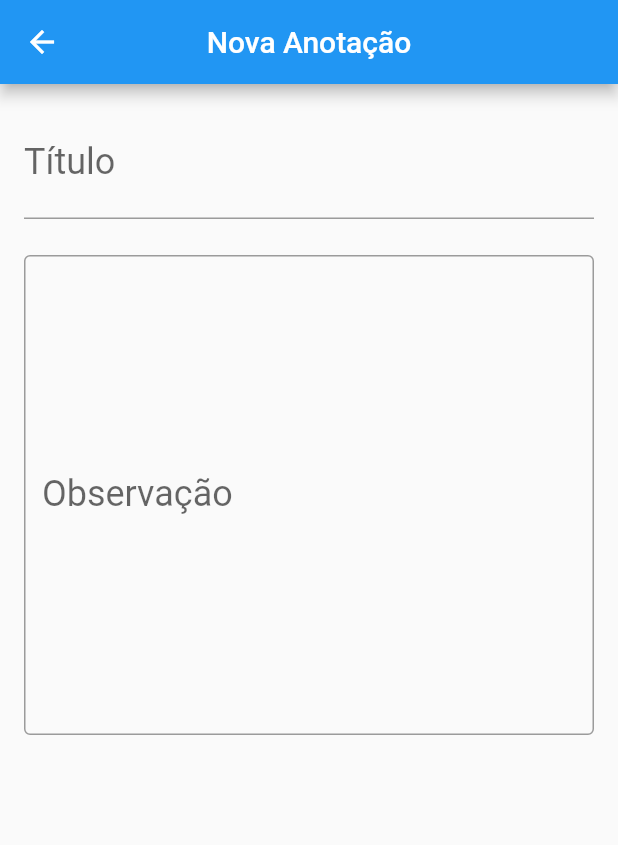
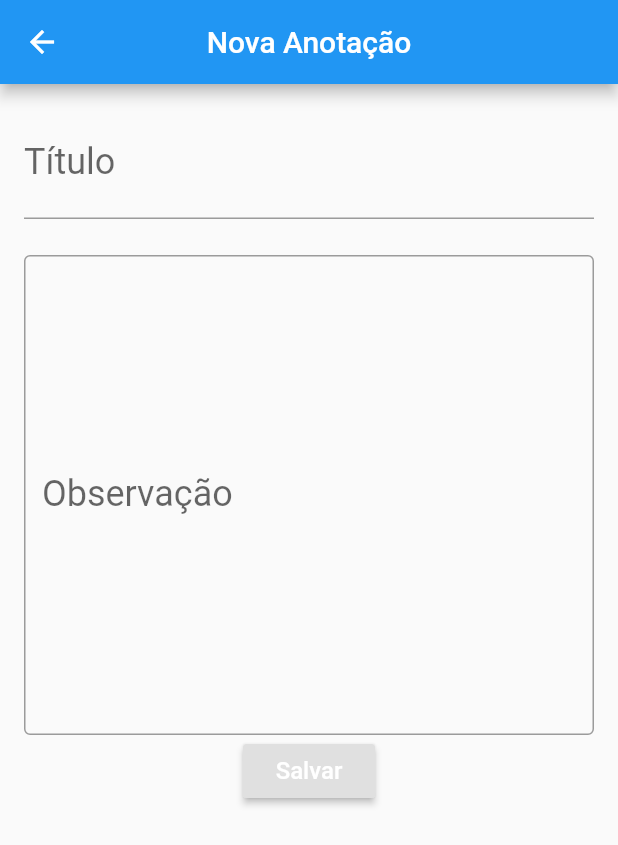
Before and after one commit to daviarndt/lista_anotacoes, a Flutter app: the screen it shows after launch, after a tap on the "add" icon, on a phone screen of 412 x 824 dp. Shown: the top 845 px of the screen. Run offline on Flutter 3.47's test engine with Material 2 defaults, Android fonts, the phone set to English and light mode, and no system bars; our stand-ins replace sqflite; accounts and stored records are empty.

```diff
--- a/lib/main.dart
+++ b/lib/main.dart
@@ -8,6 +8,8 @@ class KeepIt extends StatelessWidget {
   Widget build(BuildContext context) {
     return MaterialApp(
       home: ListaAnotacoes(),
+      darkTheme: ThemeData.dark(),
+      debugShowCheckedModeBanner: false,
     );
   }
 }
--- a/lib/screens/form_anotacao.dart
+++ b/lib/screens/form_anotacao.dart
@@ -1,8 +1,12 @@
 import 'package:flutter/material.dart';
+import 'package:lista_anotacoes/database/dao/anotacao_dao.dart';
+import 'package:lista_anotacoes/models/anotacao.dart';
 
 class FormAnotacao extends StatelessWidget {
-  final TextEditingController titulo = TextEditingController();
-  final TextEditingController observacao = TextEditingController();
+  final TextEditingController _titulo = TextEditingController();
+  final TextEditingController _observacao = TextEditingController();
+
+  final AnotacaoDao _anotacaoDao = AnotacaoDao();
 
   @override
   Widget build(BuildContext context) {
@@ -16,14 +20,14 @@ class FormAnotacao extends StatelessWidget {
         child: Column(
           children: <Widget>[
             TextField(
-              controller: titulo,
+              controller: _titulo,
               decoration: InputDecoration(labelText: 'Título'),
               style: TextStyle(fontSize: 24),
             ),
             Padding(
               padding: const EdgeInsets.only(top: 24.0),
               child: TextField(
-                controller: observacao,
+                controller: _observacao,
                 decoration: InputDecoration(
                     labelText: 'Observação',
                     border: OutlineInputBorder(),
@@ -31,10 +35,41 @@ class FormAnotacao extends StatelessWidget {
                 style: TextStyle(fontSize: 24),
                 maxLines: 10,
               ),
-            )
+            ),
+            Builder(
+              builder: (context) => RaisedButton(
+                onPressed: () => _criaAnotacao(context),
+                textColor: Colors.white,
+                child: Text(
+                  'Salvar',
+                  style: TextStyle(fontSize: 16.0),
+                ),
+              ),
+            ),
           ],
         ),
       ),
     );
   }
+
+  void _criaAnotacao(BuildContext context) {
+    final String titulo = _titulo.text;
+    final String observacao = _observacao.text;
+
+    if (titulo.isNotEmpty) {
+      final Anotacao novaAnotacao = Anotacao(0, titulo, observacao);
+      _anotacaoDao.save(novaAnotacao).then((id) => Navigator.pop(context));
+    } else {
+      _mostraSnackBar(context);
+    }
+  }
+
+  void _mostraSnackBar(BuildContext context) {
+    Scaffold.of(context).showSnackBar(
+      SnackBar(
+        content: Text('Título não pode estar vazio!'),
+        duration: Duration(seconds: 2),
+      ),
+    );
+  }
 }
```
